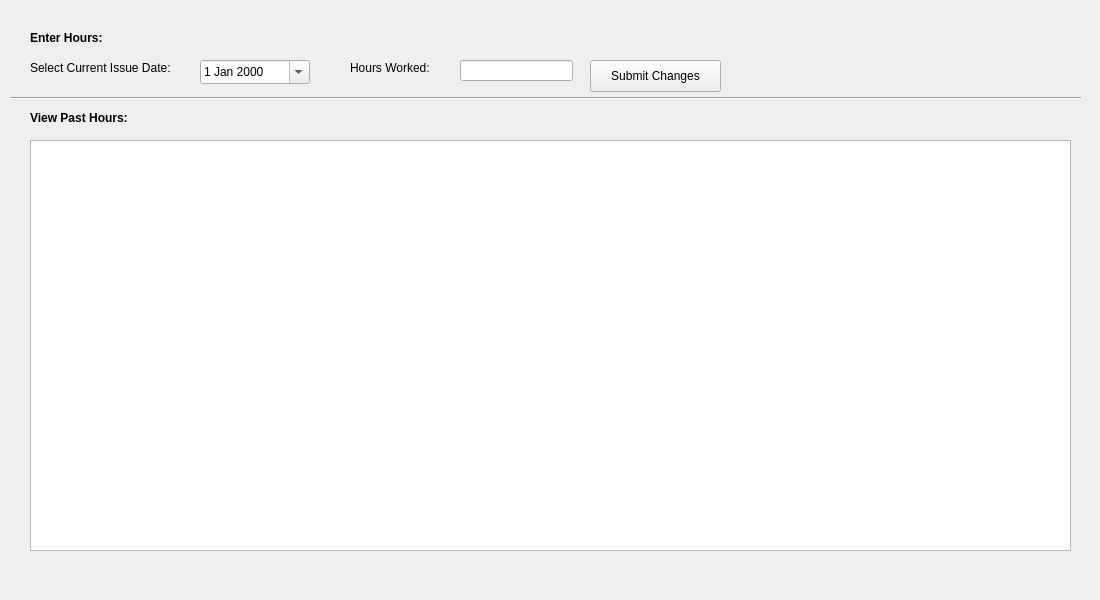
Qt form LAWRENTIAN/LuD/editortimesheetwidget.ui (pyridine/LAWRENTIAN) before a commit.
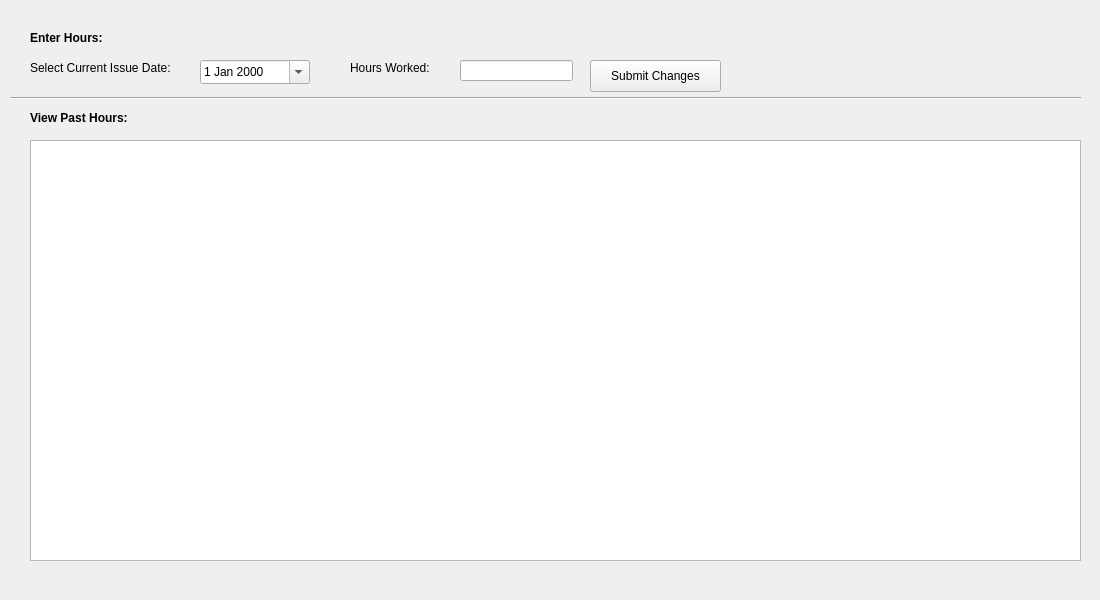
The same form after that commit.

Commit message: Editor Timesheet and Writer Timesheet done

The edit to the form file:
```diff
--- a/LAWRENTIAN/LuD/editortimesheetwidget.ui
+++ b/LAWRENTIAN/LuD/editortimesheetwidget.ui
@@ -13,16 +13,6 @@
   <property name="windowTitle">
    <string>Form</string>
   </property>
-  <widget class="QTableView" name="pastHoursTableView">
-   <property name="geometry">
-    <rect>
-     <x>30</x>
-     <y>140</y>
-     <width>1041</width>
-     <height>411</height>
-    </rect>
-   </property>
-  </widget>
   <widget class="QLabel" name="label">
    <property name="geometry">
     <rect>
@@ -136,6 +126,16 @@
     <bool>true</bool>
    </property>
   </widget>
+  <widget class="QTableWidget" name="editorTimesheetTable">
+   <property name="geometry">
+    <rect>
+     <x>30</x>
+     <y>140</y>
+     <width>1051</width>
+     <height>421</height>
+    </rect>
+   </property>
+  </widget>
  </widget>
  <resources/>
  <connections/>
```
The commit also changes 22 other files.
